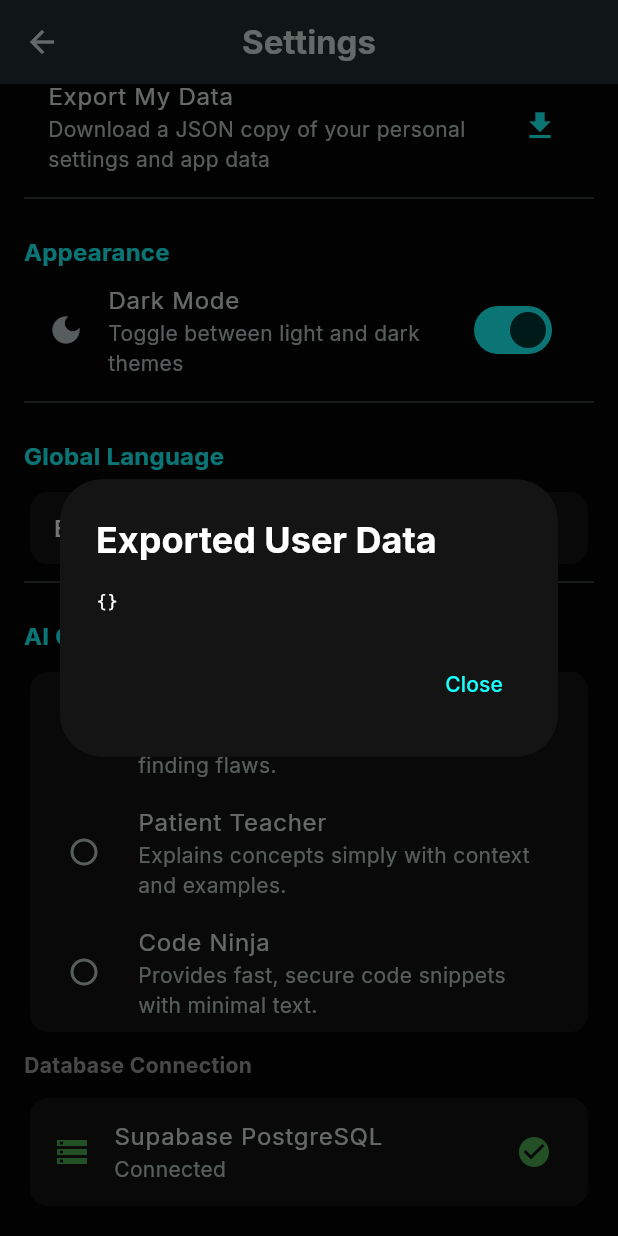
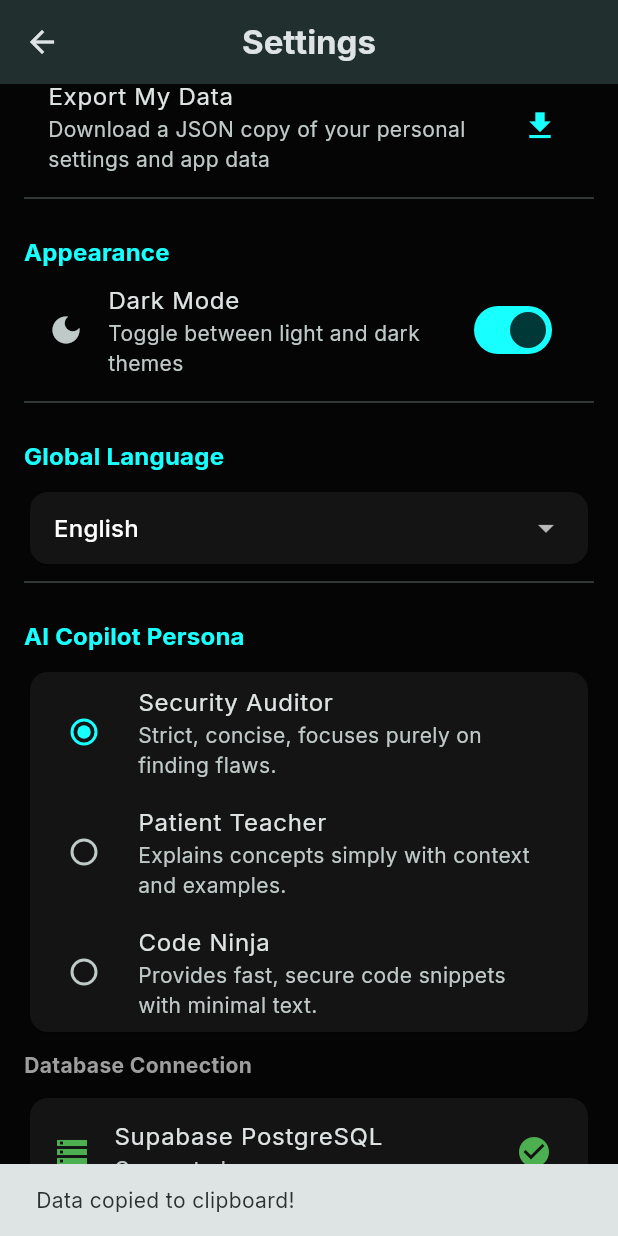
Before and after one commit to muhammadhaseeb6565-cmd/SecurAi-Copilot, a Flutter app: the SettingsScreen screen opened directly with empty values, scrolled down 132 dp, after a tap on "Export My Data", on a phone screen of 412 x 824 dp. Run offline on Flutter 3.47's test engine with Material 3 defaults, Android fonts, the phone set to English and light mode, and no system bars; our stand-ins replace file_picker, fl_chart, flutter_map, flutter_markdown_plus, google_fonts, latlong2 and 7 more; accounts and stored records are empty; network calls fail; statements that could not run were skipped.

Commit message:
Fix UI issues: export data to clipboard, fit title box, and make status live

```diff
--- a/frontend/lib/screens/settings_screen.dart
+++ b/frontend/lib/screens/settings_screen.dart
@@ -2,8 +2,8 @@ import 'package:flutter/material.dart';
 import 'package:shared_preferences/shared_preferences.dart';
 import 'package:provider/provider.dart';
 import '../main.dart';
-
 import 'dart:convert';
+import 'package:flutter/services.dart';
 
 class SettingsScreen extends StatefulWidget {
   final SharedPreferences prefs;
@@ -44,24 +44,10 @@ class _SettingsScreenState extends State<SettingsScreen> {
 
     final jsonStr = const JsonEncoder.withIndent('  ').convert(data);
 
-    showDialog(
-      context: context,
-      builder: (context) => AlertDialog(
-        backgroundColor: Theme.of(context).colorScheme.surface,
-        title: const Text('Exported User Data', style: TextStyle(fontWeight: FontWeight.bold)),
-        content: SizedBox(
-          width: double.maxFinite,
-          child: SingleChildScrollView(
-            child: Text(jsonStr, style: const TextStyle(fontFamily: 'monospace', fontSize: 12)),
-          ),
-        ),
-        actions: [
-          TextButton(
-            onPressed: () => Navigator.pop(context),
-            child: const Text("Close"),
-          )
-        ],
-      )
+    Clipboard.setData(ClipboardData(text: jsonStr));
+
+    ScaffoldMessenger.of(context).showSnackBar(
+      const SnackBar(content: Text('Data copied to clipboard!')),
     );
   }
 
```
Also changed, not shown: frontend/lib/screens/chat_screen.dart (+8 -5 lines).
